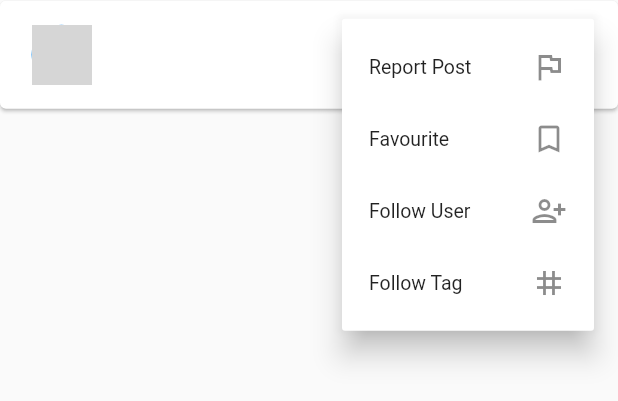
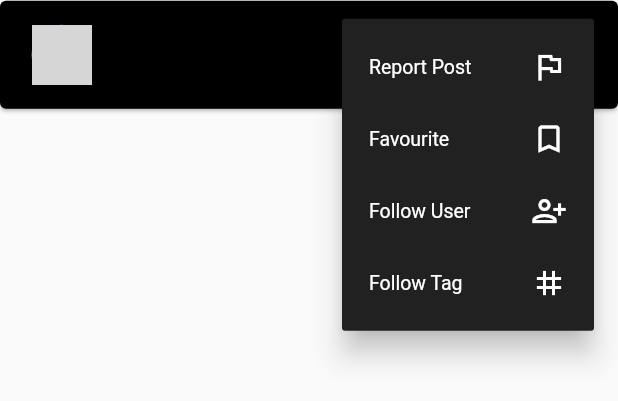
Before and after one commit to blackkiverson/UNI, a Flutter app: the DmCard widget shown alone on an empty page, opened directly with empty values, after a tap on the "keyboard control" icon, on a phone screen of 412 x 824 dp. Shown: the top 401 px of the screen. Run offline on Flutter 3.47's test engine with Material 2 defaults, Android fonts, the light colour scheme and no system bars; missing offline and left inert: smifapp; statements that could not run were skipped; grey boxes are pictures that could not be loaded.

Commit message:
dark theming the app

```diff
--- a/lib/pages/home/dm_page.dart
+++ b/lib/pages/home/dm_page.dart
@@ -54,7 +54,7 @@ class _DmPageState extends State<DmPage> {
         ),
         Container(
           padding: EdgeInsets.fromLTRB(0, 0, 57, 15),
-          color: Colors.white,
+          color: Colors.black,
           child: Padding(
             padding: EdgeInsets.fromLTRB(55, 8, 0, 0),
             child: Container(
@@ -63,7 +63,7 @@ class _DmPageState extends State<DmPage> {
               alignment: Alignment.center,
               decoration: BoxDecoration(
                   borderRadius: BorderRadius.circular(20),
-                  color: Colors.blue.shade100),
+                  color: Colors.grey.shade800),
               child: Padding(
                 padding: EdgeInsets.fromLTRB(20, 0, 2, 0),
                 child: TextField(
--- a/lib/pages/home/search_page.dart
+++ b/lib/pages/home/search_page.dart
@@ -64,7 +64,7 @@ class _SearchPageState extends State<SearchPage> {
         ),
         Container(
           padding: EdgeInsets.fromLTRB(0, 0, 57, 15),
-          color: Colors.white,
+          color: Colors.black,
           child: Padding(
             padding: EdgeInsets.fromLTRB(55, 8, 0, 0),
             child: Container(
@@ -73,7 +73,7 @@ class _SearchPageState extends State<SearchPage> {
               alignment: Alignment.center,
               decoration: BoxDecoration(
                   borderRadius: BorderRadius.circular(20),
-                  color: Colors.blue.shade100),
+                  color: Colors.grey.shade800),
               child: Padding(
                 padding: EdgeInsets.fromLTRB(20, 0, 2, 0),
                 child: TextField(
@@ -82,6 +82,7 @@ class _SearchPageState extends State<SearchPage> {
                     suffixIcon:
                         IconButton(onPressed: () {}, icon: Icon(Icons.search)),
                     hintText: "Search",
+                    hintStyle: TextStyle(color: Colors.white)
                   ),
                 ),
               ),
--- a/lib/widgets/dm_card.dart
+++ b/lib/widgets/dm_card.dart
@@ -22,7 +22,7 @@ class _DmCardState extends State<DmCard> {
   @override
   Widget build(BuildContext context) {
     return Card(
-      color: Colors.white,
+      color: Colors.black,
       clipBehavior: Clip.antiAlias,
       margin: const EdgeInsets.fromLTRB(0, 0.5, 0, 0.4),
       child: ListTile(
@@ -49,7 +49,7 @@ class _DmCardState extends State<DmCard> {
               child: Text(
                 widget.username,
                 style: const TextStyle(
-                    color: Colors.black,
+                    color: Colors.white,
                     fontSize: 14,
                     fontWeight: FontWeight.w600),
               ),
@@ -69,7 +69,7 @@ class _DmCardState extends State<DmCard> {
         subtitle: Padding(
           padding: const EdgeInsets.fromLTRB(0, 0, 10, 5),
           child: Text(widget.lastDm,
-              style: const TextStyle(color: Colors.black, fontSize: 12)),
+              style: const TextStyle(color: Colors.white, fontSize: 12)),
         ),
         //creating a dropdownbutton with secondary options for the mode menu
         trailing: MenuButton(),
--- a/lib/widgets/like_button.dart
+++ b/lib/widgets/like_button.dart
@@ -22,7 +22,7 @@ class _LikeButtonState extends State<LikeButton> {
         );
       },
       icon: Icon(isSelected ? Icons.favorite : Icons.favorite_outline),
-      color: isSelected ? Colors.red : Colors.black,
+      color: isSelected ? Colors.red : Colors.white,
     );
   }
 }
--- a/lib/widgets/menu_button.dart
+++ b/lib/widgets/menu_button.dart
@@ -13,25 +13,25 @@ class _MenuButtonState extends State<MenuButton> {
   Widget build(BuildContext context) {
     return PopupMenuButton(
       padding: const EdgeInsets.only(bottom: 15),
-      icon: const Icon(Icons.more_horiz_rounded),
-      color: Colors.white,
+      icon: const Icon(Icons.more_horiz_rounded, color: Colors.white,),
+      color: Colors.grey.shade900,
       itemBuilder: (context) => <PopupMenuEntry>[
         PopupMenuItem(
           child: ListTile(onTap: () {},
-            title: Text("Report Post"),
+            title: Text("Report Post", style: TextStyle(color: Colors.white),),
             contentPadding:
                 EdgeInsets.symmetric(vertical: 0.0, horizontal: 2.0),
             dense: true,
-            trailing: Icon(Icons.flag_outlined),
+            trailing: Icon(Icons.flag_outlined, color: Colors.white),
           ),
         ),
         PopupMenuItem(
           child: ListTile(onTap: () {},
-            title: Text("Favourite"),
+            title: Text("Favourite", style: TextStyle(color: Colors.white)),
             contentPadding:
                 EdgeInsets.symmetric(vertical: 0.0, horizontal: 2.0),
             dense: true,
-            trailing: Icon(Icons.bookmark_border_outlined),
+            trailing: Icon(Icons.bookmark_border_outlined, color: Colors.white),
           ),
         ),
         // PopupMenuItem(
@@ -46,8 +46,8 @@ class _MenuButtonState extends State<MenuButton> {
         PopupMenuItem(
           child: ListTile(
             onTap: () {},
-            title: Text("Follow User"),
-            trailing: Icon(Icons.person_add_alt),
+            title: Text("Follow User", style: TextStyle(color: Colors.white)),
+            trailing: Icon(Icons.person_add_alt, color: Colors.white),
             dense: true,
             contentPadding:
                 EdgeInsets.symmetric(vertical: 0.0, horizontal: 2.0),
@@ -56,8 +56,8 @@ class _MenuButtonState extends State<MenuButton> {
         PopupMenuItem(
           child: ListTile(
             onTap: () {},
-            title: Text("Follow Tag"),
-            trailing: Icon(Icons.tag),
+            title: Text("Follow Tag", style: TextStyle(color: Colors.white)),
+            trailing: Icon(Icons.tag, color: Colors.white),
             dense: true,
             contentPadding:
                 EdgeInsets.symmetric(vertical: 0.0, horizontal: 2.0),
```
Also changed, not shown: lib/pages/home/main_page.dart (+13 -6 lines), lib/pages/home/profile_drawer.dart (added, +20 -0 lines), lib/pages/home/profile_page.dart (added, +17 -0 lines), lib/widgets/post_card.dart (+6 -4 lines).
